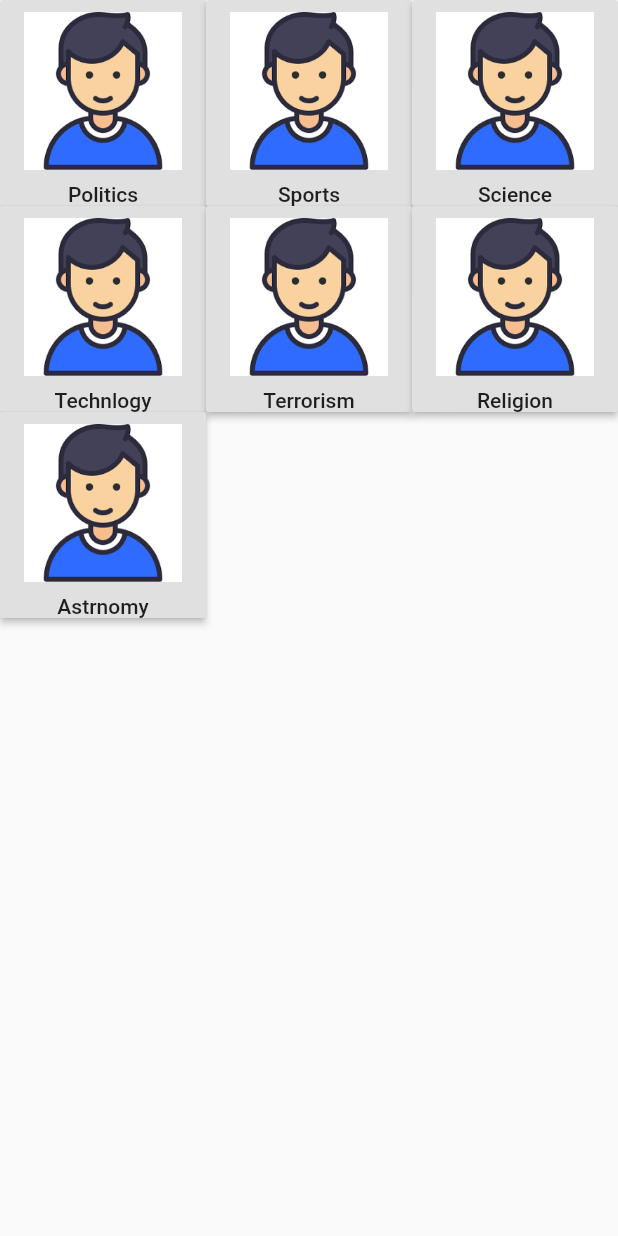
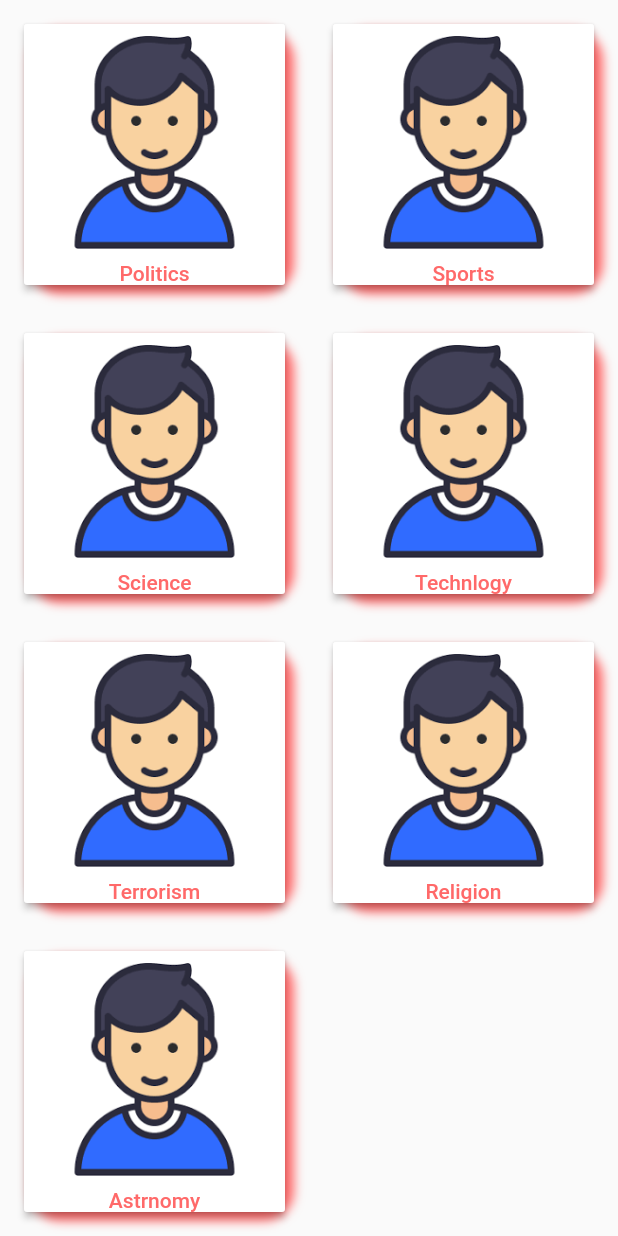
Before and after one commit to PrarabdhGarg/Charcha, a Flutter app: the Genre widget shown alone on an empty page, opened directly, on a phone screen of 412 x 824 dp. Run offline on Flutter 3.47's test engine with Material 2 defaults, Android fonts, the phone set to English and light mode, and no system bars; our stand-ins replace firebase_auth, google_sign_in; missing offline and left inert: audioplayer; accounts and stored records are empty.

Commit message:
Improve UI for genre screen

```diff
--- a/lib/Genre.dart
+++ b/lib/Genre.dart
@@ -23,16 +23,31 @@ class _Genre extends State<Genre> {
 
   Widget genreListView() {
     return GridView.count(
-      crossAxisCount: 3,
+      crossAxisCount: 2,
       scrollDirection: Axis.vertical,
       children: genreList.map((data) =>
-          RaisedButton(
+          Container(
+            decoration: BoxDecoration(
+              boxShadow: [
+                BoxShadow(
+                  color: Color(0xFFFF6969),
+                  blurRadius: 5,
+                  spreadRadius: 1,
+                  offset: Offset(5,5)
+                )
+              ],
+              borderRadius: BorderRadius.all(Radius.circular(20))
+            ),
+            margin: EdgeInsets.all(16),
+            child: RaisedButton(
               onPressed:(){
                 setState(() {
                   selectedGenre = data;
                 });
               },
+              color: Colors.white,
               child: Column(
+                mainAxisSize: MainAxisSize.max,
                 children: <Widget>[
                   Expanded(
                     child: Image(
@@ -41,9 +56,10 @@ class _Genre extends State<Genre> {
                     flex: 1,
                   ),
                   Center(
-                  child: Text(data),
+                    child: Text(data , style: TextStyle(color: Color(0xFFFF6969)),),
                   )
                 ],
+              ),
             ),
           )
       ).toList(),
```
Lines whose indentation alone changed are shown as unchanged.
